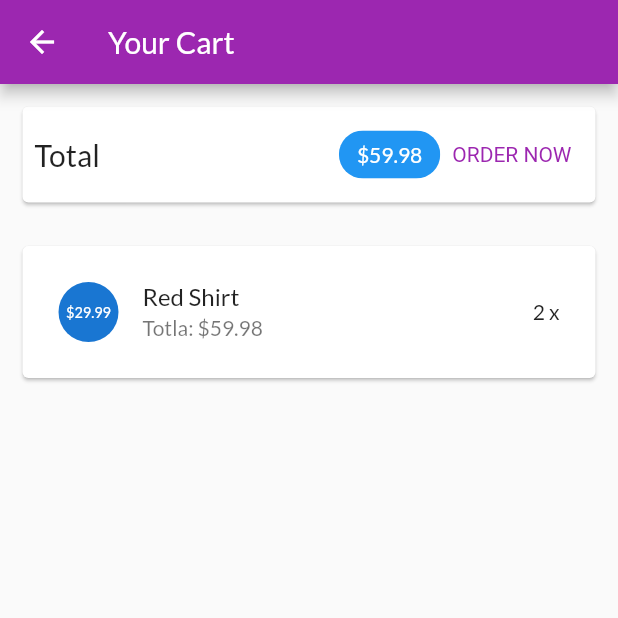
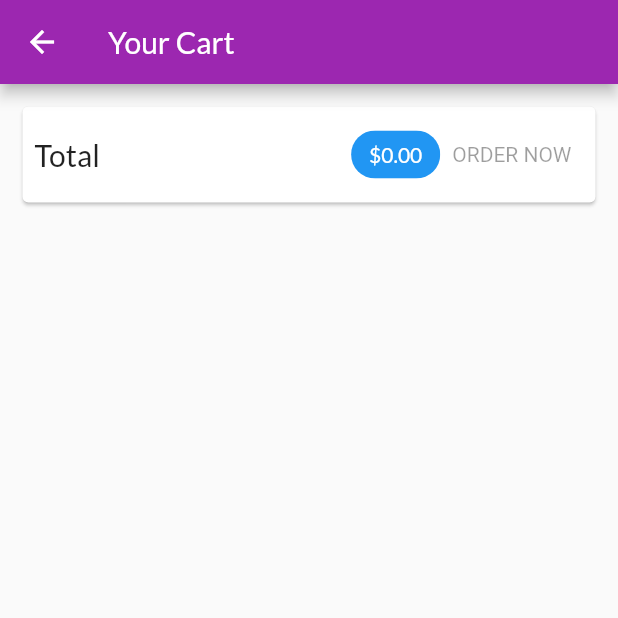
Before and after one commit to LeMinhNhanB1910268/CT484, a Flutter app: the CartScreen screen opened by its route, after a tap on "ORDER NOW", on a phone screen of 412 x 824 dp, the top half of it. Run offline on Flutter 3.47's test engine with Material 2 defaults, Android fonts, the phone set to English and light mode, and no system bars; network calls fail.

Commit message:
Quan ly trang thai voi provider - OrdersManager

```diff
--- a/lib/main.dart
+++ b/lib/main.dart
@@ -1,5 +1,6 @@
 import 'package:flutter/material.dart';
 import 'package:myshop/ui/cart/cart_manager.dart';
+import 'package:myshop/ui/screens.dart';
 import 'ui/products/products_manager.dart';
 import 'ui/products/product_detail_screen.dart';
 import 'ui/products/product_overview_screen.dart';
@@ -24,6 +25,8 @@ class MyApp extends StatelessWidget {
         ),
         ChangeNotifierProvider(
           create: (ctx) => CartManager(),
+        ),
+        ChangeNotifierProvider(create: (ctx) => OrdersManager(),
         ),
       ],
       child: MaterialApp(
--- a/lib/ui/cart/cart_screen.dart
+++ b/lib/ui/cart/cart_screen.dart
@@ -1,4 +1,5 @@
 import 'package:flutter/material.dart';
+import 'package:myshop/ui/orders/order_manager.dart';
 import 'package:provider/provider.dart';
 
 import 'cart_item_cart.dart';
@@ -63,14 +64,21 @@ class CartScreen extends StatelessWidget {
               ),
               backgroundColor: Theme.of(context).primaryColor,
             ),
-              TextButton(onPressed: () {
-                print('An order has been added');
+            TextButton(
+              onPressed: cart.totalAmount <= 0
+              ? null
+              : () {
+                  context.read<OrdersManager>().addOrder(
+                        cart.products,
+                        cart.totalAmount,
+                      );
+                  cart.clear();
               },
               style: TextButton.styleFrom(
                 textStyle: TextStyle(color: Theme.of(context).primaryColor),
               ),
               child: const Text('ORDER NOW'),
-              )
+            ),
           ],
         ),
       ),
--- a/lib/ui/orders/order_manager.dart
+++ b/lib/ui/orders/order_manager.dart
@@ -2,6 +2,7 @@ import 'package:flutter/cupertino.dart';
 
 import '../../models/cart_item.dart';
 import '../../models/order_item.dart';
+import 'package:flutter/foundation.dart';
 
 class OrdersManager with ChangeNotifier {
   final List<OrderItem> _orders = [
@@ -27,4 +28,17 @@ class OrdersManager with ChangeNotifier {
   List<OrderItem> get orders {
     return [..._orders];
   }
+
+  void addOrder(List<CartItem> cartProducts, double total) async {
+    _orders.insert(
+      0,
+      OrderItem(
+        Id: 'o${DateTime.now().toIso8601String()}',
+        amount: total,
+        products: cartProducts,
+        dateTime: DateTime.now(),
+      ),
+    );
+    notifyListeners();
+  }
 }
--- a/lib/ui/orders/orders_screen.dart
+++ b/lib/ui/orders/orders_screen.dart
@@ -1,4 +1,5 @@
 import 'package:flutter/material.dart';
+import 'package:provider/provider.dart';
 
 import 'order_item_cart.dart';
 import 'order_manager.dart';
@@ -17,9 +18,13 @@ class OrdersScreen extends StatelessWidget {
         title: const Text('Your Orders'),
       ),
       drawer: const AppDrawer(),
-      body: ListView.builder(
-        itemCount: ordersManager.orderCount,
-        itemBuilder: (ctx, i) => OrderItemCard(ordersManager.orders[i]),
+      body: Consumer<OrdersManager>(
+        builder: (ctx, orderManager, child) {
+          return ListView.builder(
+            itemCount: ordersManager.orderCount,
+            itemBuilder: (ctx, i) => OrderItemCard(ordersManager.orders[i]),
+          );
+        },
       ),
     );
   }
```
Lines whose indentation alone changed are shown as unchanged.
